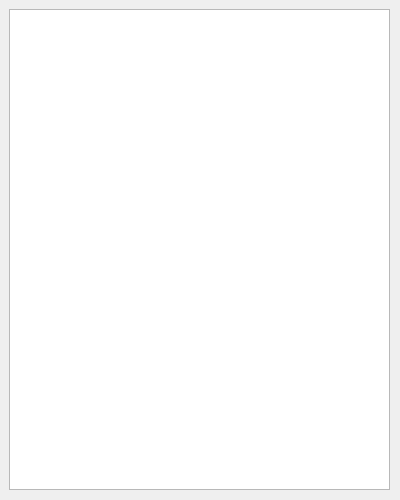
The window that src/gui/level.ui (walkerning/Homework-lxr-SameWorld) describes before a commit, drawn with Qt 5.
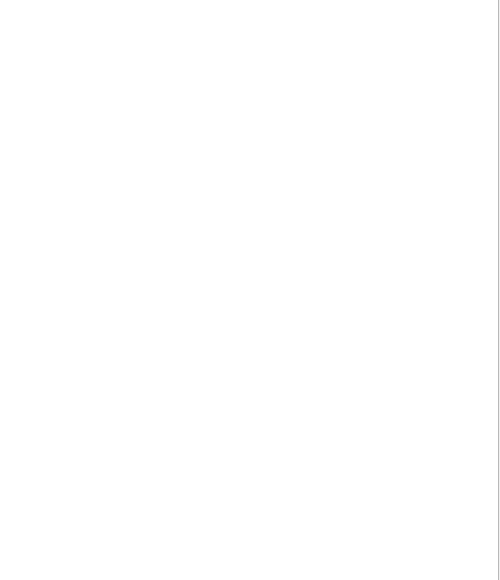
The same window after the commit.

```diff
--- a/src/gui/level.ui
+++ b/src/gui/level.ui
@@ -6,27 +6,22 @@
    <rect>
     <x>0</x>
     <y>0</y>
-    <width>400</width>
-    <height>500</height>
+    <width>500</width>
+    <height>580</height>
    </rect>
   </property>
   <property name="windowTitle">
    <string>Form</string>
   </property>
-  <widget class="QWidget" name="verticalLayoutWidget">
+  <widget class="QGraphicsView" name="graphicsView">
    <property name="geometry">
     <rect>
-     <x>9</x>
-     <y>9</y>
-     <width>381</width>
-     <height>481</height>
+     <x>-1</x>
+     <y>-1</y>
+     <width>500</width>
+     <height>585</height>
     </rect>
    </property>
-   <layout class="QVBoxLayout" name="graphicsViewLayout">
-    <item>
-     <widget class="QGraphicsView" name="graphicsView"/>
-    </item>
-   </layout>
   </widget>
  </widget>
  <resources/>
```
